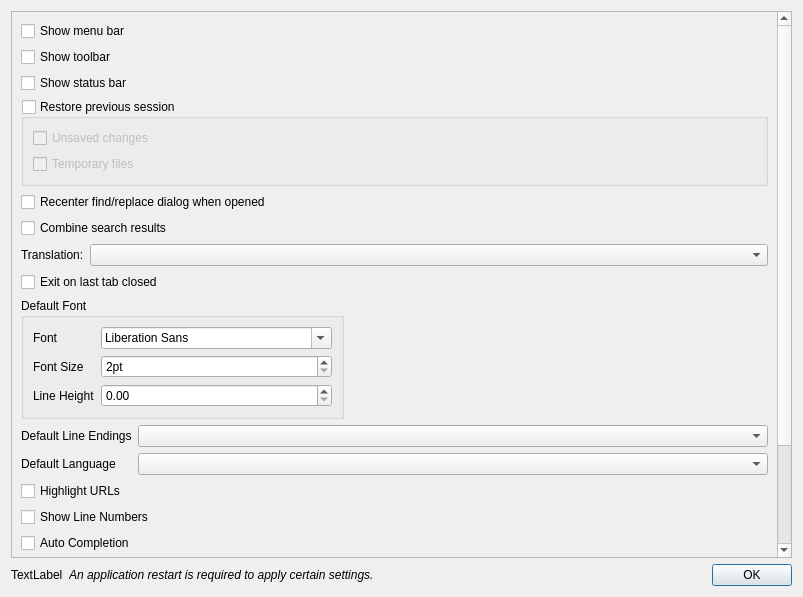
Above: src/dialogs/PreferencesDialog.ui from itoywh/NotepadNext before the change. Below: the same form after it.
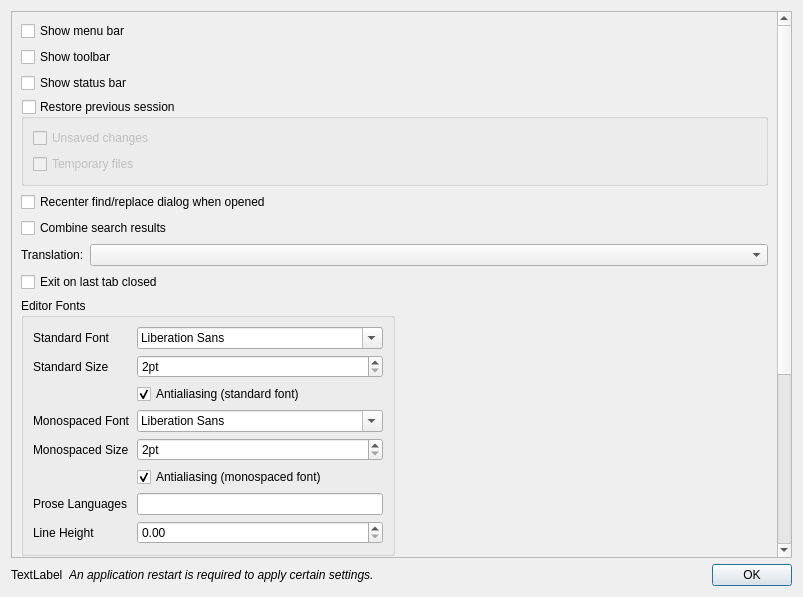
That is the form after the change.

Commit message: Add CotEditor-style standard/monospaced font pair

The edit to the form file:
```diff
--- a/src/dialogs/PreferencesDialog.ui
+++ b/src/dialogs/PreferencesDialog.ui
@@ -129,47 +129,125 @@
          <item>
           <widget class="QGroupBox" name="groupBox">
            <property name="title">
-            <string>Default Font</string>
+            <string>Editor Fonts</string>
            </property>
            <layout class="QFormLayout" name="formLayout_2">
+            <item row="0" column="0">
+             <widget class="QLabel" name="labelStandardFont">
+              <property name="text">
+               <string>Standard Font</string>
+              </property>
+             </widget>
+            </item>
+            <item row="0" column="1">
+             <widget class="QFontComboBox" name="fcbStandardFont"/>
+            </item>
             <item row="1" column="0">
              <widget class="QLabel" name="label_2">
               <property name="text">
-               <string>Font</string>
+               <string>Standard Size</string>
               </property>
              </widget>
             </item>
             <item row="1" column="1">
-             <widget class="QFontComboBox" name="fcbDefaultFont"/>
+             <widget class="QSpinBox" name="spbStandardFontSize">
+              <property name="suffix">
+               <string>pt</string>
+              </property>
+              <property name="minimum">
+               <number>2</number>
+              </property>
+              <property name="maximum">
+               <number>48</number>
+              </property>
+             </widget>
+            </item>
+            <item row="2" column="0">
+             <widget class="QLabel" name="labelStandardAntialias">
+              <property name="text">
+               <string/>
+              </property>
+             </widget>
+            </item>
+            <item row="2" column="1">
+             <widget class="QCheckBox" name="chkStandardAntialias">
+              <property name="text">
+               <string>Antialiasing (standard font)</string>
+              </property>
+              <property name="checked">
+               <bool>true</bool>
+              </property>
+             </widget>
             </item>
             <item row="3" column="0">
              <widget class="QLabel" name="label_3">
               <property name="text">
-               <string>Font Size</string>
+               <string>Monospaced Font</string>
               </property>
              </widget>
             </item>
             <item row="3" column="1">
-             <widget class="QSpinBox" name="spbDefaultFontSize">
-              <property name="suffix">
-               <string>pt</string>
-              </property>
-              <property name="minimum">
-               <number>2</number>
-              </property>
-              <property name="maximum">
-               <number>48</number>
-              </property>
-             </widget>
+             <widget class="QFontComboBox" name="fcbDefaultFont"/>
             </item>
             <item row="4" column="0">
+             <widget class="QLabel" name="labelMonospacedFontSize">
+              <property name="text">
+               <string>Monospaced Size</string>
+              </property>
+             </widget>
+            </item>
+            <item row="4" column="1">
+             <widget class="QSpinBox" name="spbDefaultFontSize">
+              <property name="suffix">
+               <string>pt</string>
+              </property>
+              <property name="minimum">
+               <number>2</number>
+              </property>
+              <property name="maximum">
+               <number>48</number>
+              </property>
+             </widget>
+            </item>
+            <item row="5" column="0">
+             <widget class="QLabel" name="labelMonospacedAntialias">
+              <property name="text">
+               <string/>
+              </property>
+             </widget>
+            </item>
+            <item row="5" column="1">
+             <widget class="QCheckBox" name="chkMonospacedAntialias">
+              <property name="text">
+               <string>Antialiasing (monospaced font)</string>
+              </property>
+              <property name="checked">
+               <bool>true</bool>
+              </property>
+             </widget>
+            </item>
+            <item row="6" column="0">
+             <widget class="QLabel" name="labelProportionalLanguages">
+              <property name="text">
+               <string>Prose Languages</string>
+              </property>
+             </widget>
+            </item>
+            <item row="6" column="1">
+             <widget class="QLineEdit" name="edtProportionalLanguages">
+              <property name="toolTip">
+               <string>Comma-separated language names that use the standard (proportional) font. All other languages use the monospaced font.</string>
+              </property>
+             </widget>
+            </item>
+            <item row="7" column="0">
              <widget class="QLabel" name="labelLineHeight">
               <property name="text">
                <string>Line Height</string>
               </property>
              </widget>
             </item>
-            <item row="4" column="1">
+            <item row="7" column="1">
              <widget class="QDoubleSpinBox" name="spbLineHeight">
               <property name="toolTip">
                <string>Line spacing as a multiple of the font's natural line height. 1.00 is the original compact spacing; 1.30 matches CotEditor's default.</string>
```
Left out of the diff: 4 changed lines with no effect on the pictures. The commit also changes 10 other files.
